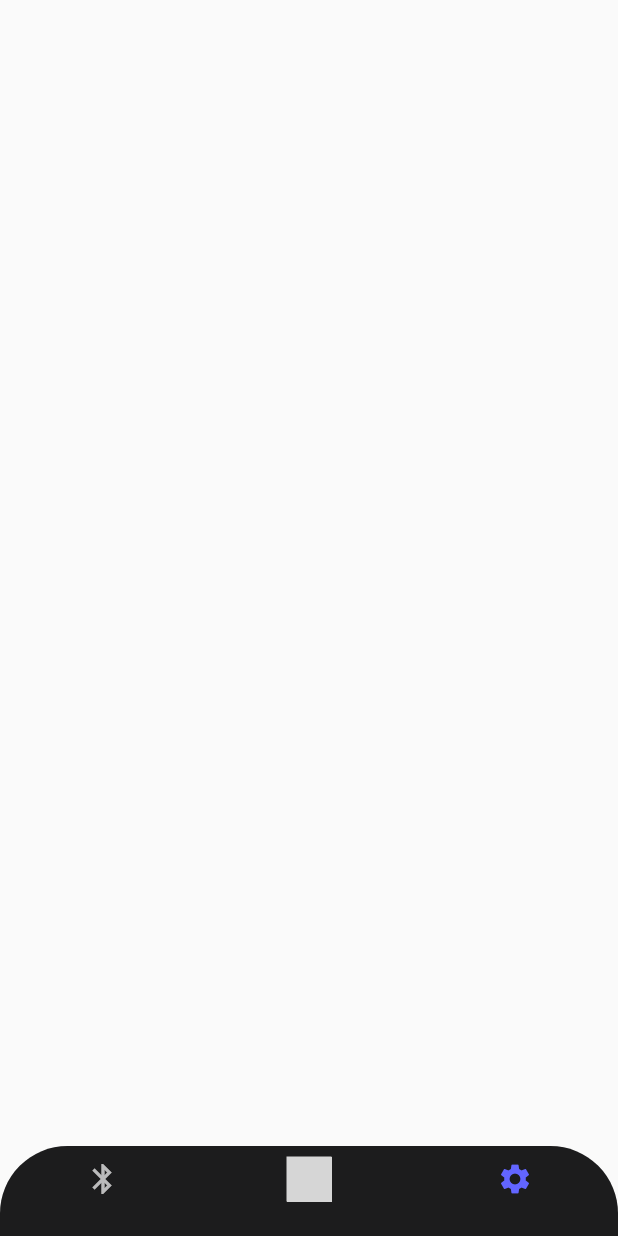
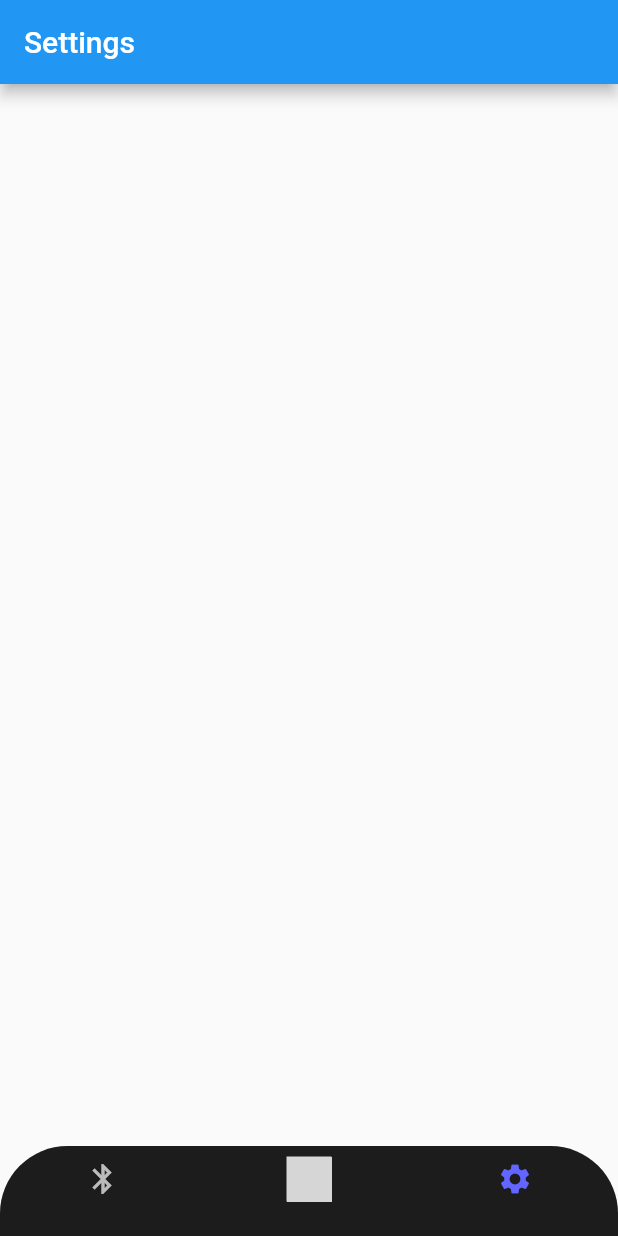
Before and after one commit to Nehal-Bhautoo/Surveillance-System, a Flutter app: the HomeScreen screen opened directly, swiped to page 3, on a phone screen of 412 x 824 dp. Run offline on Flutter 3.47's test engine with Material 2 defaults, Android fonts, the light colour scheme and no system bars; our stand-ins replace flutter_blue; missing offline and left inert: breathing_collection, flare_splash_screen, flutter_vlc_player; grey boxes are pictures that could not be loaded.

Commit message:
:zap: Add Appbar

```diff
--- a/lib/screens/setting/SettingScreen.dart
+++ b/lib/screens/setting/SettingScreen.dart
@@ -7,21 +7,30 @@ class SettingScreen extends StatelessWidget {
       title: "Setting",
       darkTheme: ThemeData.dark(),
       debugShowCheckedModeBanner: false,
+      theme: ThemeData(
+        visualDensity: VisualDensity.adaptivePlatformDensity,
+      ),
+      home: SettingScreenPage(),
     );
   }
 }
 
 class SettingScreenPage extends StatefulWidget {
+  SettingScreenPage({Key key}) : super(key: key);
   @override
   _SettingScreenPageState createState() => _SettingScreenPageState();
-
 }
 
 class _SettingScreenPageState extends State<SettingScreenPage> {
   @override
   Widget build(BuildContext context) {
     return Scaffold(
+      appBar: AppBar(
+        title: Text("Settings"),
+      ),
+      body: Center(
 
+      ),
     );
   }
 }
```
